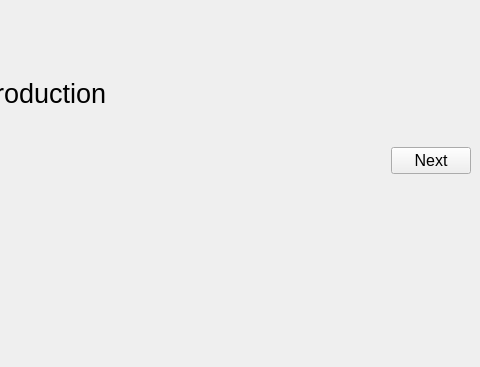
Qt form mainwindow.ui (Sucharek233/Redmi6-6AFlashers) before a commit; both pictures show x 259 to 739 and y 113 to 480 of the 739 by 480 pixel window.
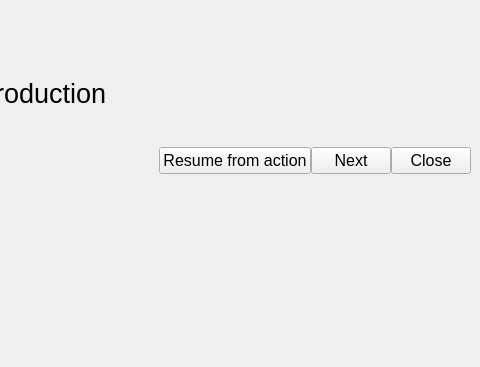
The same form after that commit.

What changed in the file:
```diff
--- a/mainwindow.ui
+++ b/mainwindow.ui
@@ -147,36 +147,6 @@
       <property name="spacing">
        <number>0</number>
       </property>
-      <item row="0" column="0" colspan="3">
-       <widget class="QLabel" name="labelMain">
-        <property name="sizePolicy">
-         <sizepolicy hsizetype="Expanding" vsizetype="Fixed">
-          <horstretch>0</horstretch>
-          <verstretch>0</verstretch>
-         </sizepolicy>
-        </property>
-        <property name="font">
-         <font>
-          <pointsize>20</pointsize>
-         </font>
-        </property>
-        <property name="text">
-         <string>Introduction</string>
-        </property>
-       </widget>
-      </item>
-      <item row="3" column="1">
-       <widget class="QPushButton" name="pushButton_Next">
-        <property name="font">
-         <font>
-          <pointsize>12</pointsize>
-         </font>
-        </property>
-        <property name="text">
-         <string>Next</string>
-        </property>
-       </widget>
-      </item>
       <item row="3" column="0">
        <spacer name="horizontalSpacer">
         <property name="orientation">
@@ -190,9 +160,63 @@
         </property>
        </spacer>
       </item>
-      <item row="1" column="0" colspan="3">
+      <item row="3" column="3">
+       <widget class="QPushButton" name="pushButton_Close">
+        <property name="font">
+         <font>
+          <pointsize>12</pointsize>
+         </font>
+        </property>
+        <property name="text">
+         <string>Close</string>
+        </property>
+       </widget>
+      </item>
+      <item row="1" column="0" colspan="4">
        <layout class="QGridLayout" name="gridLayout_Content"/>
       </item>
+      <item row="0" column="0" colspan="4">
+       <widget class="QLabel" name="labelMain">
+        <property name="sizePolicy">
+         <sizepolicy hsizetype="Expanding" vsizetype="Fixed">
+          <horstretch>0</horstretch>
+          <verstretch>0</verstretch>
+         </sizepolicy>
+        </property>
+        <property name="font">
+         <font>
+          <pointsize>20</pointsize>
+         </font>
+        </property>
+        <property name="text">
+         <string>Introduction</string>
+        </property>
+       </widget>
+      </item>
+      <item row="3" column="2">
+       <widget class="QPushButton" name="pushButton_Next">
+        <property name="font">
+         <font>
+          <pointsize>12</pointsize>
+         </font>
+        </property>
+        <property name="text">
+         <string>Next</string>
+        </property>
+       </widget>
+      </item>
+      <item row="3" column="1">
+       <widget class="QPushButton" name="pushButton_Resume">
+        <property name="font">
+         <font>
+          <pointsize>12</pointsize>
+         </font>
+        </property>
+        <property name="text">
+         <string>Resume from action</string>
+        </property>
+       </widget>
+      </item>
      </layout>
     </item>
    </layout>
```
